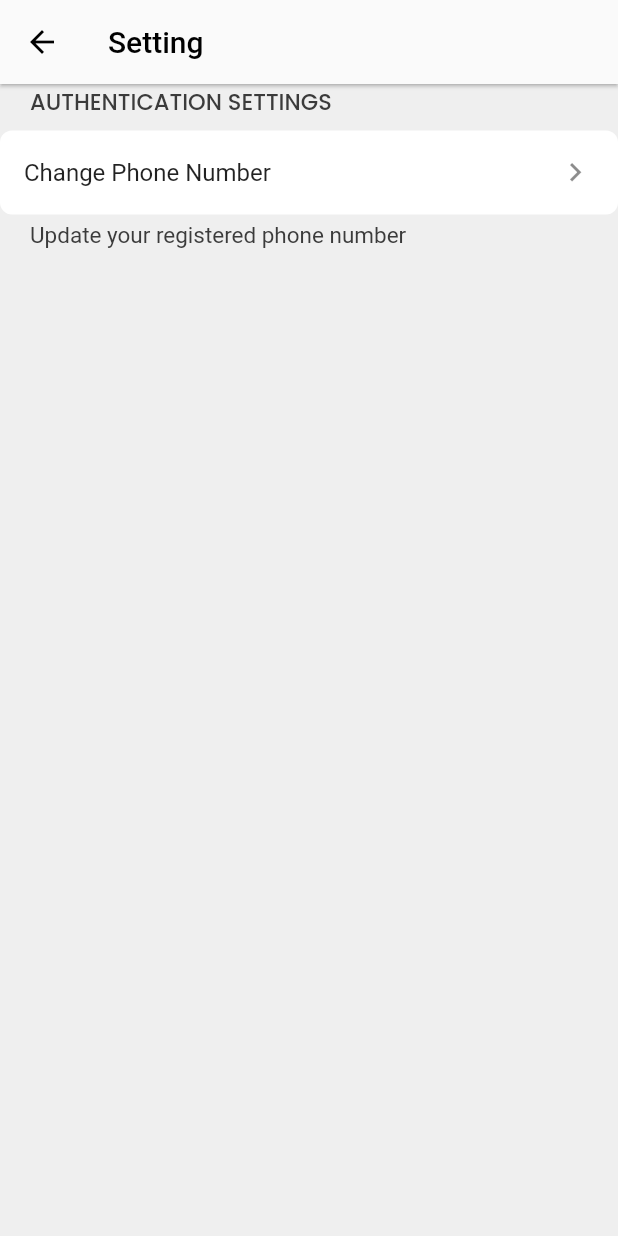
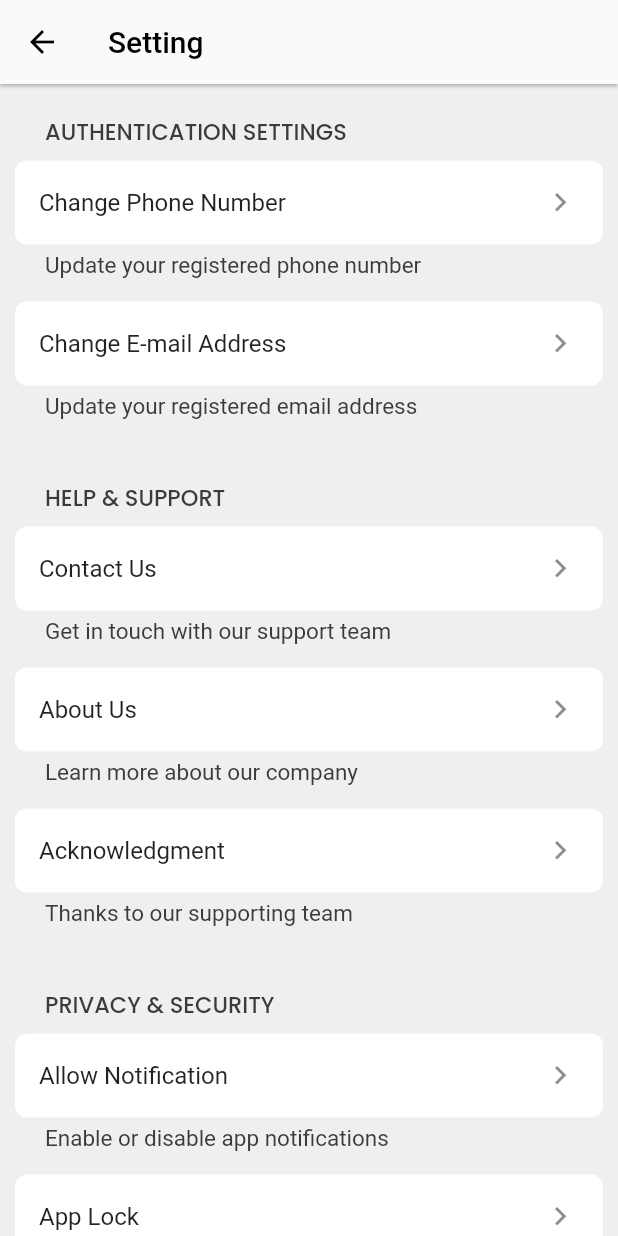
Before and after one commit to VatsalKotha/CRM, a Flutter app: the SettingPage screen opened directly, on a phone screen of 412 x 824 dp. Run offline on Flutter 3.47's test engine with Material 2 defaults, Android fonts, the phone set to English and light mode, and no system bars; our stand-ins replace awesome_snackbar_content, flutter_otp_text_field, get, google_fonts, table_calendar.

Commit message:
Some error fixing

```diff
--- a/lib/main.dart
+++ b/lib/main.dart
@@ -3,6 +3,7 @@
 
 import 'package:crm/routes/routes.dart';
 import 'package:crm/screens/auth/login/loginScreen.dart';
+import 'package:crm/screens/setting/setting_page.dart';
 import 'package:crm/utility/theme/theme.dart';
 import 'package:flutter/material.dart';
 import 'package:get/get_navigation/get_navigation.dart';
@@ -19,7 +20,7 @@ class MyApp extends StatelessWidget {
       // setting the theme
       theme: JAppTheme.lightTheme,
       darkTheme: JAppTheme.darkTheme,
-      themeMode: ThemeMode.system,
+      themeMode: ThemeMode.light,
 
       // disabling the debug banner from top right conner
       debugShowCheckedModeBanner: false,
@@ -27,7 +28,7 @@ class MyApp extends StatelessWidget {
       initialRoute: Routes.getLoginScreenRoute(),
 
        home: LoginScreen(),
-      // home: HomePage(),
+      // home: SettingPage(),
     );
   }
 }
--- a/lib/screens/setting/setting_page.dart
+++ b/lib/screens/setting/setting_page.dart
@@ -1,17 +1,31 @@
-
 import 'package:crm/constants/text_string.dart';
+import 'package:crm/utility/widget/setting_ui_widget.dart';
 import 'package:flutter/material.dart';
 import 'package:google_fonts/google_fonts.dart';
+
 import '../../../utility/widget/appbar.dart';
 
 class SettingPage extends StatelessWidget {
-  const SettingPage(
-      {Key? key,})
-      : super(key: key);
-
+  const SettingPage({
+    Key? key,
+  }) : super(key: key);
 
   @override
   Widget build(BuildContext context) {
+    Padding headingText(String title) {
+      return Padding(
+        padding: const EdgeInsets.only(left: 20.0, bottom: 8.0),
+        child: Text(
+          title.toUpperCase(),
+          style: GoogleFonts.poppins(
+            fontWeight: FontWeight.w500,
+            fontSize: 15,
+            color: const Color(0xFF3B3B3B),
+          ),
+        ),
+      );
+    }
+
     return Scaffold(
       backgroundColor: const Color(0xFFEFEFEF),
       appBar: const AppBarWidget(
@@ -19,42 +33,49 @@ class SettingPage extends StatelessWidget {
           centerTitle: false,
           automaticallyImplyLeading: true,
           actions: []),
-      body: Center(
-        child: Column(
-          crossAxisAlignment: CrossAxisAlignment.start,
-          children: [
-            Padding(
-              padding: const EdgeInsets.only(left: 20.0, bottom: 8.0),
-              child: Text(
-                "Authentication Settings".toUpperCase(),
-                style: GoogleFonts.poppins(
-                  fontWeight: FontWeight.w500,
-                  fontSize: 15,
-                  color: const Color(0xFF3B3B3B),
-                ),
+      body: SingleChildScrollView(
+        child: Padding(
+          padding: const EdgeInsets.symmetric(vertical: 20.0,horizontal: 10.0),
+          child: Column(
+            crossAxisAlignment: CrossAxisAlignment.start,
+            children: [
+              // Authentication Settings
+              headingText("Authentication Settings"),
+              const SettingWidget(
+                title: "Change Phone Number",
+                description: "Update your registered phone number",
               ),
-            ),
-            ListTile(
-              title: const Text("Change Phone Number"),
-              trailing: const Icon(Icons.keyboard_arrow_right,
-                  color: Colors.black45, size: 25.0),
-              shape: RoundedRectangleBorder(
-                borderRadius: BorderRadius.circular(8.0),
+              const SettingWidget(
+                title: "Change E-mail Address",
+                description: "Update your registered email address",
               ),
-              tileColor: Colors.white,
-            ),
-            const Padding(
-              padding: EdgeInsets.only(left: 20.0, top: 5.0),
-              child: Text(
-                "Update your registered phone number",
-                style: TextStyle(
-                  fontWeight: FontWeight.normal,
-                  fontSize: 15,
-                  color: Color(0xFF3B3B3B),
-                ),
-              ),
-            ),
-          ],
+              const SizedBox(height: 25.0),
+
+
+              // Help & Support
+              headingText("Help & Support"),
+              const SettingWidget(title: "Contact Us", description: "Get in touch with our support team"),
+              const SettingWidget(title: "About Us", description: "Learn more about our company"),
+              const SettingWidget(title: "Acknowledgment",description: "Thanks to our supporting team"),
+              const SizedBox(height: 25.0),
+
+
+              // Privacy & Security
+              headingText("Privacy & Security"),
+              const SettingWidget(title: "Allow Notification", description: "Enable or disable app notifications"),
+              const SettingWidget(title: "App Lock", description: "Set a passcode authentication to secure the app."),
+              const SettingWidget(title: "Two Factor Authentication", description: "Add an extra layer of security to your account."),
+              const SettingWidget(title: "Company Policy", description: "Detailed reviews of company's policy"),
+              const SizedBox(height: 25.0),
+
+
+              // Logout
+              headingText("Logout"),
+              const SettingWidget(title: "Logout", description: "",icon: Icons.power_settings_new,iconColor: Colors.red),
+              const SizedBox(height: 50.0),
+
+            ],
+          ),
         ),
       ),
     );
--- /dev/null
+++ b/lib/utility/widget/setting_ui_widget.dart
@@ -0,0 +1,66 @@
+
+import 'package:flutter/foundation.dart';
+import 'package:flutter/material.dart';
+
+class SettingWidget extends StatefulWidget {
+  const SettingWidget({
+    Key? key,
+    required this.title,
+    required this.description,
+    this.onPressed,
+    this.icon = Icons.keyboard_arrow_right,
+    this.iconColor = Colors.black45,
+  }) : super(key: key);
+
+  final String title;
+  final String description;
+  final VoidCallback? onPressed;
+  final IconData icon;
+  final Color iconColor;
+
+  @override
+  State<SettingWidget> createState() => _SettingWidgetState();
+}
+
+class _SettingWidgetState extends State<SettingWidget> {
+
+  void onTap() {
+    if (kDebugMode) {
+      print("${widget.title} was pressed");
+    }
+  }
+
+  @override
+  Widget build(BuildContext context) {
+    return Column(
+      crossAxisAlignment: CrossAxisAlignment.start,
+      children: [
+        ListTile(
+          title: Text(widget.title),
+          trailing: Icon(
+            widget.icon,
+            color: widget.iconColor,
+            size: 25.0,
+          ),
+          shape: RoundedRectangleBorder(
+            borderRadius: BorderRadius.circular(8.0),
+          ),
+          tileColor: Colors.white,
+          onTap: widget.onPressed ?? onTap,
+        ),
+        Padding(
+          padding: const EdgeInsets.only(left: 20.0, top: 5.0),
+          child: Text(
+            widget.description,
+            style: const TextStyle(
+              fontWeight: FontWeight.normal,
+              fontSize: 15,
+              color: Color(0xFF3B3B3B),
+            ),
+          ),
+        ),
+        const SizedBox(height: 15.0),
+      ],
+    );
+  }
+}
```
Also changed, not shown: flutter_01.png (deleted), pubspec.lock, widget/bottom_navbar.dart (deleted), 35 other files.
